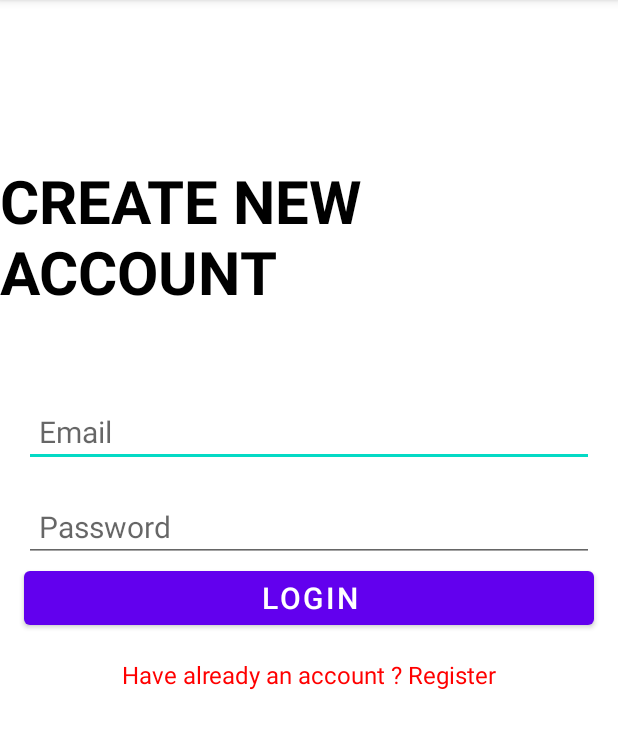
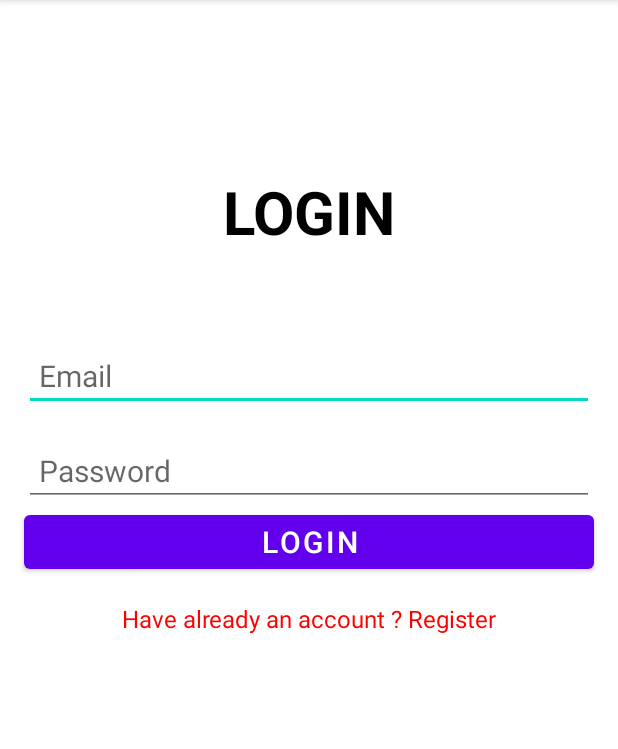
Before and after one commit to ngocdu171/ShoppingApp, an Android app: the Login screen opened directly, with no data from a screen before it, on a phone screen of 412 x 824 dp, the part 84-833 px from its top. Run offline under Robolectric (Android 15) with nearby library versions, the phone set to English and light mode, and no system bars; Roboto replaces fonts that are not available here.

Commit message:
change page. Login to Register

```diff
--- a/app/src/main/java/din19sp/group10/shoppingapp/Login.java
+++ b/app/src/main/java/din19sp/group10/shoppingapp/Login.java
@@ -2,13 +2,26 @@ package din19sp.group10.shoppingapp;
 
 import androidx.appcompat.app.AppCompatActivity;
 
+import android.content.Intent;
 import android.os.Bundle;
+import android.view.View;
+import android.widget.TextView;
 
-public class Login extends AppCompatActivity {
+public class Login extends AppCompatActivity implements View.OnClickListener {
+
+    private TextView register;
 
     @Override
     protected void onCreate(Bundle savedInstanceState) {
         super.onCreate(savedInstanceState);
         setContentView(R.layout.activity_login);
+
+        register = findViewById(R.id.register);
+        register.setOnClickListener(this);
+    }
+
+    @Override
+    public void onClick(View view) {
+        startActivity(new Intent(this, Register.class));
     }
 }
--- a/app/src/main/java/din19sp/group10/shoppingapp/MainActivity.java
+++ b/app/src/main/java/din19sp/group10/shoppingapp/MainActivity.java
@@ -3,6 +3,7 @@ package din19sp.group10.shoppingapp;
 import androidx.appcompat.app.AppCompatActivity;
 
 import android.os.Bundle;
+import android.widget.TextView;
 
 import com.google.firebase.database.DatabaseReference;
 import com.google.firebase.database.FirebaseDatabase;
--- a/app/src/main/res/layout/activity_login.xml
+++ b/app/src/main/res/layout/activity_login.xml
@@ -11,7 +11,7 @@
         android:id="@+id/textView2"
         android:layout_width="wrap_content"
         android:layout_height="wrap_content"
-        android:text="CREATE NEW ACCOUNT"
+        android:text="LOGIN"
         android:textColor="#000000"
         android:textSize="40sp"
         android:textStyle="bold"
@@ -56,7 +56,7 @@
         app:layout_constraintTop_toBottomOf="@+id/Email" />
 
     <Button
-        android:id="@+id/registerBtn"
+        android:id="@+id/loginBtn"
         android:layout_width="0dp"
         android:layout_height="wrap_content"
         android:layout_marginStart="16dp"
@@ -68,7 +68,7 @@
         app:layout_constraintTop_toBottomOf="@+id/password" />
 
     <TextView
-        android:id="@+id/createText"
+        android:id="@+id/register"
         android:layout_width="wrap_content"
         android:layout_height="wrap_content"
         android:layout_marginTop="16dp"
@@ -77,6 +77,6 @@
         android:textSize="16sp"
         app:layout_constraintEnd_toEndOf="parent"
         app:layout_constraintStart_toStartOf="parent"
-        app:layout_constraintTop_toBottomOf="@+id/registerBtn" />
+        app:layout_constraintTop_toBottomOf="@+id/loginBtn" />
 
 </androidx.constraintlayout.widget.ConstraintLayout>
--- a/app/src/main/res/layout/activity_register.xml
+++ b/app/src/main/res/layout/activity_register.xml
@@ -6,6 +6,7 @@
     android:layout_height="match_parent"
     android:background="#FFFFFF"
     tools:context=".Register">
+
 
     <TextView
         android:id="@+id/textView2"
@@ -101,7 +102,7 @@
         app:layout_constraintTop_toBottomOf="@+id/phone" />
 
     <TextView
-        android:id="@+id/createText"
+        android:id="@+id/login"
         android:layout_width="wrap_content"
         android:layout_height="wrap_content"
         android:layout_marginTop="16dp"
```
Also changed, not shown: app/src/main/java/din19sp/group10/shoppingapp/Register.java (+21 -1 lines).
